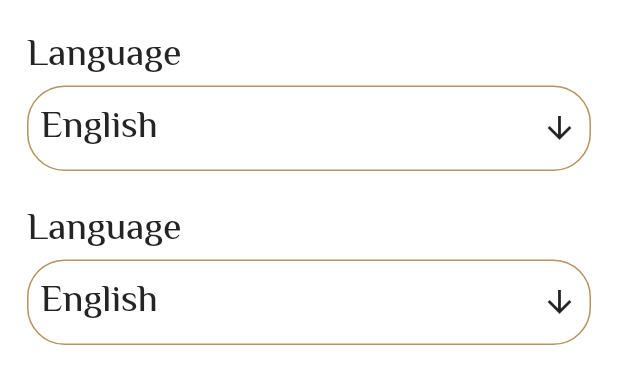
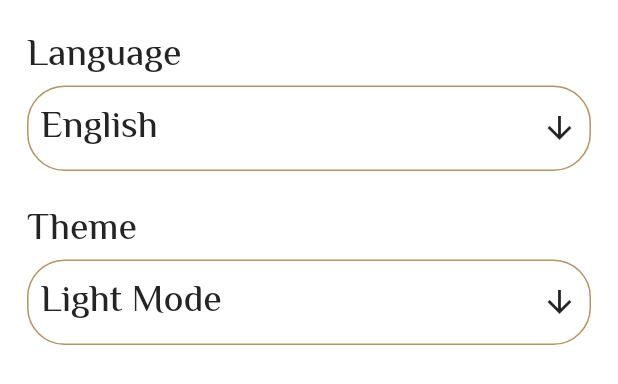
Before and after one commit to youssef18851/islami_app, a Flutter app: the SettingTab widget shown alone on an empty page, opened directly, on a phone screen of 412 x 824 dp. Shown: the top 384 px of the screen. Run offline on Flutter 3.47's test engine with Material 2 defaults, Android fonts, the phone set to English and light mode, and no system bars; our stand-ins replace google_fonts; generated files the repository leaves out were written again.

Commit message:
localization and sitting tab ||

```diff
--- a/lib/l10n/app_ar.arb
+++ b/lib/l10n/app_ar.arb
@@ -7,5 +7,9 @@
   "radio": "راديو",
   "settings": "الأعدادات",
   "numberOfPraises": "عدد السبيحات",
-  "language": "اللغة"
+  "language": "اللغة",
+  "mainLanguage": "عربي",
+  "themeMode": "الوضع",
+  "firstTheme": "وضع الضوء",
+  "secondTheme": "الوضع المظلم"
 }
--- a/lib/l10n/app_en.arb
+++ b/lib/l10n/app_en.arb
@@ -7,10 +7,10 @@
   "radio": "Radio",
   "settings": "Settings",
   "numberOfPraises": "Number Of Praises",
-  "language": "Language"
-
-
-
-
+  "language": "Language",
+  "mainLanguage": "English",
+  "themeMode": "Theme",
+  "firstTheme": "Light Mode",
+  "secondTheme": "Dark Mode"
 
 }
--- a/lib/main.dart
+++ b/lib/main.dart
@@ -17,6 +17,7 @@ class MyApp extends StatelessWidget {
       title: 'Localizations Sample App',
       localizationsDelegates: AppLocalizations.localizationsDelegates,
       supportedLocales: AppLocalizations.supportedLocales,
+      locale: Locale('en'),
       theme: MyThemeData.lightTheme,
       darkTheme: MyThemeData.darkTheme,
       debugShowCheckedModeBanner: false,
--- a/lib/tabs/setting_tab.dart
+++ b/lib/tabs/setting_tab.dart
@@ -1,9 +1,17 @@
 import 'package:flutter/material.dart';
 import 'package:flutter_gen/gen_l10n/app_localizations.dart';
+import 'package:islami_app/bottom_sheets/language.dart';
+import 'package:islami_app/bottom_sheets/theme.dart';
 import 'package:islami_app/theme_data.dart';
-class SettingTab extends StatelessWidget {
+
+class SettingTab extends StatefulWidget {
   const SettingTab({super.key});
 
+  @override
+  State<SettingTab> createState() => _SettingTabState();
+}
+
+class _SettingTabState extends State<SettingTab> {
   @override
   Widget build(BuildContext context) {
     return Padding(
@@ -12,76 +20,105 @@ class SettingTab extends StatelessWidget {
         crossAxisAlignment: CrossAxisAlignment.start,
         children: [
           Text(
-              AppLocalizations.of(context)!.language,
-            style: Theme.of(context).textTheme.bodyLarge!.copyWith(
-                fontSize: 25,
-                fontWeight: FontWeight.w500
-            ),
+            AppLocalizations.of(context)!.language,
+            style: Theme.of(context)
+                .textTheme
+                .bodyLarge!
+                .copyWith(fontSize: 25, fontWeight: FontWeight.w500),
           ),
           Container(
             width: double.infinity,
             decoration: BoxDecoration(
-              borderRadius: BorderRadius.circular(25),
-              border: Border.all(
-                color: MyThemeData.primaryColor
-              )
-            ),
-            child:  Padding(
+                borderRadius: BorderRadius.circular(25),
+                border: Border.all(color: MyThemeData.primaryColor)),
+            child: Padding(
               padding: const EdgeInsets.all(8.0),
               child: Row(
                 mainAxisAlignment: MainAxisAlignment.spaceBetween,
                 children: [
                   Text(
-                    'English',
-                    style: Theme.of(context).textTheme.bodyLarge!.copyWith(
-                      fontSize: 25,
-                      fontWeight: FontWeight.w500
-                    ),
+                    AppLocalizations.of(context)!.mainLanguage,
+                    style: Theme.of(context)
+                        .textTheme
+                        .bodyLarge!
+                        .copyWith(fontSize: 25, fontWeight: FontWeight.w500),
                   ),
-                  const Icon(Icons.arrow_downward)
+                  InkWell(
+                      onTap: () {
+                        showBottomSheet();
+                      },
+                      child: const Icon(Icons.arrow_downward))
                 ],
               ),
-
             ),
           ),
-          SizedBox(
+          const SizedBox(
             height: 20,
           ),
           Text(
-            AppLocalizations.of(context)!.language,
-            style: Theme.of(context).textTheme.bodyLarge!.copyWith(
-                fontSize: 25,
-                fontWeight: FontWeight.w500
-            ),
+            AppLocalizations.of(context)!.themeMode,
+            style: Theme.of(context)
+                .textTheme
+                .bodyLarge!
+                .copyWith(fontSize: 25, fontWeight: FontWeight.w500),
           ),
           Container(
             width: double.infinity,
             decoration: BoxDecoration(
                 borderRadius: BorderRadius.circular(25),
-                border: Border.all(
-                    color: MyThemeData.primaryColor
-                )
-            ),
-            child:  Padding(
+                border: Border.all(color: MyThemeData.primaryColor)),
+            child: Padding(
               padding: const EdgeInsets.all(8.0),
               child: Row(
                 mainAxisAlignment: MainAxisAlignment.spaceBetween,
                 children: [
                   Text(
-                    'English',
-                    style: Theme.of(context).textTheme.bodyLarge!.copyWith(
-                        fontSize: 25,
-                        fontWeight: FontWeight.w500
-                    ),
+                    AppLocalizations.of(context)!.firstTheme,
+                    style: Theme.of(context)
+                        .textTheme
+                        .bodyLarge!
+                        .copyWith(fontSize: 25, fontWeight: FontWeight.w500),
                   ),
-                  const Icon(Icons.arrow_downward)
+                  InkWell(
+                      onTap: () {
+                        BottomSheet();
+                      },
+                      child: const Icon(Icons.arrow_downward))
                 ],
               ),
-
             ),
           ),
         ],
       ),
     );
   }
+
+  showBottomSheet() {
+    showModalBottomSheet(
+      isScrollControlled: true,
+      context: context,
+      shape: const OutlineInputBorder(
+        borderRadius: BorderRadius.only(
+          topLeft: Radius.circular(12),
+          topRight: Radius.circular(12),
+        ),
+        borderSide: BorderSide(color: Colors.transparent),
+      ),
+      builder: (context) => LanguageBottom(),
+    );
+  }
+  BottomSheet() {
+    showModalBottomSheet(
+      isScrollControlled: true,
+      context: context,
+      shape: const OutlineInputBorder(
+        borderRadius: BorderRadius.only(
+          topLeft: Radius.circular(12),
+          topRight: Radius.circular(12),
+        ),
+        borderSide: BorderSide(color: Colors.transparent),
+      ),
+      builder: (context) => ThemeBottom(),
+    );
+  }
 }
```
Also changed, not shown: lib/bottom_sheets/language.dart (added, +48 -0 lines), lib/bottom_sheets/theme.dart (added, +49 -0 lines).
